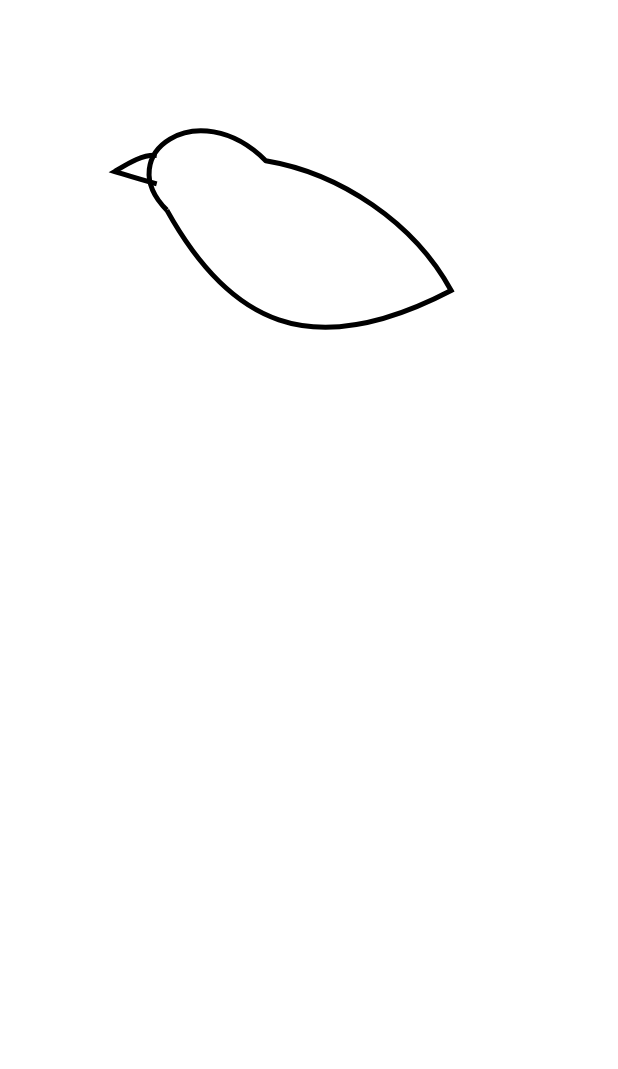
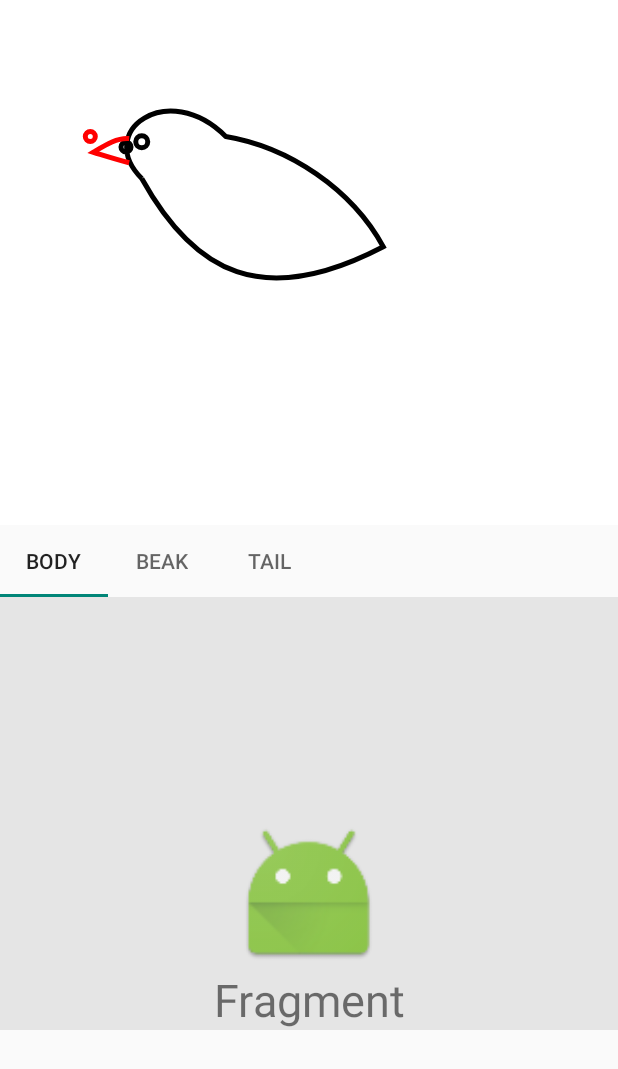
Before and after one commit to belyanka/finder, an Android app: the SearchActivity screen opened directly, with no data from a screen before it, on a phone screen of 412 x 824 dp. Shown: the top 1069 px of the screen. Run offline under Robolectric (Android 15) with nearby library versions, the phone set to English and light mode, and no system bars.

Commit message:
созданы табы на странице поиска

```diff
--- a/app/build.gradle
+++ b/app/build.gradle
@@ -23,4 +23,5 @@ dependencies {
     compile fileTree(dir: 'libs', include: ['*.jar'])
     testCompile 'junit:junit:4.12'
     compile 'com.android.support:appcompat-v7:25.1.0'
+    compile 'com.android.support:design:25.1.0'
 }
--- a/app/src/main/AndroidManifest.xml
+++ b/app/src/main/AndroidManifest.xml
@@ -8,7 +8,7 @@
         android:label="@string/app_name"
         android:supportsRtl="true"
 
-        android:theme="@style/AppTheme">
+        android:theme="@style/Theme.AppCompat.DayNight.NoActionBar">
         <activity android:name=".MainActivity">
             <intent-filter>
                 <action android:name="android.intent.action.MAIN" />
--- a/app/src/main/java/com/birb/finder/RobotView.java
+++ b/app/src/main/java/com/birb/finder/RobotView.java
@@ -6,6 +6,9 @@ import android.graphics.Color;
 import android.graphics.RectF;
 import android.util.AttributeSet;
 import android.view.View;
+
+import com.birb.finder.Shapes.BeakShape;
+import com.birb.finder.Shapes.BodyShape;
 
 public class RobotView extends View {
 
@@ -32,7 +35,7 @@ public class RobotView extends View {
 
         shape.setContour(unitX,unitY,0,0);
         shape.paint(canvas);
-        beak.setContour(unitX,unitY,(int)(unitX*9),(int)(unitY*12.4));
+        beak.setContour(unitX,unitY,shape.getBeakConnection());
         beak.paint(canvas);
     }
 
--- a/app/src/main/java/com/birb/finder/SearchActivity.java
+++ b/app/src/main/java/com/birb/finder/SearchActivity.java
@@ -1,16 +1,30 @@
 package com.birb.finder;
 
 import android.os.Bundle;
+import android.support.design.widget.TabLayout;
+import android.support.v4.view.ViewPager;
 import android.support.v7.app.AppCompatActivity;
 
 public class SearchActivity extends AppCompatActivity {
 
     private RobotView robotView;
+    private TabLayout tabLayout;
+    private ViewPager viewPager;
     @Override
     protected void onCreate(Bundle savedInstanceState) {
         super.onCreate(savedInstanceState);
         setContentView(R.layout.search_layout);
 
         robotView = (RobotView) findViewById(R.id.robot);
+        tabLayout = (TabLayout) findViewById(R.id.tabs);
+        viewPager = (ViewPager) findViewById(R.id.pager);
+
+        ViewPagerAdapter adapter = new ViewPagerAdapter(getSupportFragmentManager());
+        adapter.addFragment(new SimpleFragment(), "Body");
+        adapter.addFragment(new SimpleFragment(), "Beak");
+        adapter.addFragment(new SimpleFragment(), "Tail");
+
+        viewPager.setAdapter(adapter);
+        tabLayout.setupWithViewPager(viewPager);
     }
 }
--- a/app/src/main/java/com/birb/finder/ShapeShifter.java
+++ b/app/src/main/java/com/birb/finder/ShapeShifter.java
@@ -1,8 +1,6 @@
 package com.birb.finder;
 
-/**
- * Created by belyanka on 04.04.2017.
- */
+
 public class ShapeShifter {
 
 }
--- a/app/src/main/java/com/birb/finder/BeakShape.java
+++ b/app/src/main/java/com/birb/finder/Shapes/BeakShape.java
@@ -1,28 +1,34 @@
-package com.birb.finder;
+package com.birb.finder.Shapes;
 
 
 import android.graphics.Canvas;
 import android.graphics.Color;
 import android.graphics.Paint;
 import android.graphics.Path;
+import android.graphics.PointF;
 
 public class BeakShape extends Shape {
+
+    private PointF connectionPoint = new PointF(3.4f,1f);
 
     @Override
     public void paint(Canvas canvas) {
         Paint paint = new Paint(Paint.ANTI_ALIAS_FLAG);
-        paint.setColor(Color.BLACK);
+        paint.setColor(Color.RED);
         paint.setStyle(Paint.Style.STROKE);
         paint.setStrokeWidth(5);
         canvas.drawPath(contour,paint);
     }
 
-    public void setContour(float unitX, float unitY, int offsetX, int offsetY){
+    public void setContour(float unitX, float unitY, PointF body){
         this.contour = new Path();
+        float offsetX =(body.x-connectionPoint.x)*unitX;
+        float offsetY = (body.y-connectionPoint.y)*unitY;
         this.contour.moveTo(offsetX+unitX*3.7f,offsetY+unitY*0.2f);
         this.contour.cubicTo(offsetX+unitX*2.5f,offsetY+unitY*0.1f,
                 offsetX+unitX*1.3f, offsetY+unitY*0.9f, offsetX+unitX*0.3f, offsetY+unitY*1.5f);
         this.contour.cubicTo(offsetX+unitX*1.6f,offsetY+unitY*1.9f,
                 offsetX+unitX*2.2f,offsetY+unitY*2.1f,offsetX+unitX*3.7f,offsetY+unitY*2.5f);
+        this.contour.addCircle(offsetX,offsetY,5, Path.Direction.CCW);
     }
 }
--- a/app/src/main/java/com/birb/finder/BodyShape.java
+++ b/app/src/main/java/com/birb/finder/Shapes/BodyShape.java
@@ -1,11 +1,14 @@
-package com.birb.finder;
+package com.birb.finder.Shapes;
 
 import android.graphics.Canvas;
 import android.graphics.Color;
 import android.graphics.Paint;
 import android.graphics.Path;
+import android.graphics.PointF;
 
 public class BodyShape extends Shape {
+
+    private PointF beakConnection = new PointF(12f,14f);
 
     @Override
     public void paint(Canvas canvas){
@@ -25,9 +28,15 @@ public class BodyShape extends Shape {
                 offsetX+unitX*36.5f,offsetY+unitY*23.5f);
         this.contour.cubicTo(offsetX+unitX*25,offsetY+unitY*29.5f,offsetX+unitX*18.5f,offsetY+unitY*26,
                 offsetX+unitX*13.5f,offsetY+unitY*17);
+        this.contour.addCircle(beakConnection.x*unitX,beakConnection.y*unitY,5, Path.Direction.CCW);
+        this.contour.addCircle(13.5f*unitX, 13.5f*unitY,6,Path.Direction.CCW);
     }
 
     public void setTexture(){
 
     }
+
+    public PointF getBeakConnection(){
+        return beakConnection;
+    }
 }
--- a/app/src/main/java/com/birb/finder/Shape.java
+++ b/app/src/main/java/com/birb/finder/Shapes/Shape.java
@@ -1,4 +1,4 @@
-package com.birb.finder;
+package com.birb.finder.Shapes;
 
 import android.graphics.Canvas;
 import android.graphics.Path;
--- /dev/null
+++ b/app/src/main/java/com/birb/finder/Shapes/TailShape.java
@@ -0,0 +1,4 @@
+package com.birb.finder.Shapes;
+
+public class TailShape extends Shape {
+}
--- /dev/null
+++ b/app/src/main/java/com/birb/finder/SimpleFragment.java
@@ -0,0 +1,21 @@
+package com.birb.finder;
+
+import android.os.Bundle;
+import android.support.v4.app.Fragment;
+import android.view.LayoutInflater;
+import android.view.View;
+import android.view.ViewGroup;
+
+
+public class SimpleFragment extends Fragment {
+    @Override
+    public void onCreate(Bundle savedInstanceState) {
+        super.onCreate(savedInstanceState);
+    }
+
+    @Override
+    public View onCreateView(LayoutInflater inflater, ViewGroup container,
+                             Bundle savedInstanceState) {
+        return inflater.inflate(R.layout.fragment_simple, container, false);
+    }
+}
--- /dev/null
+++ b/app/src/main/java/com/birb/finder/ViewPagerAdapter.java
@@ -0,0 +1,39 @@
+package com.birb.finder;
+
+
+import android.support.v4.app.Fragment;
+import android.support.v4.app.FragmentManager;
+import android.support.v4.app.FragmentStatePagerAdapter;
+
+import java.util.ArrayList;
+import java.util.List;
+
+public class ViewPagerAdapter extends FragmentStatePagerAdapter {
+
+    private final List<Fragment> mFragmentList = new ArrayList<>();
+    private final List<String> mFragmentTitleList = new ArrayList<>();
+
+    public ViewPagerAdapter(FragmentManager fm) {
+        super(fm);
+    }
+
+    @Override
+    public Fragment getItem(int position) {
+        return mFragmentList.get(position);
+    }
+
+    @Override
+    public int getCount() {
+        return mFragmentList.size();
+    }
+
+    @Override
+    public CharSequence getPageTitle(int position) {
+        return mFragmentTitleList.get(position);
+    }
+
+    public void addFragment(Fragment fragment, String title) {
+        mFragmentList.add(fragment);
+        mFragmentTitleList.add(title);
+    }
+}
--- /dev/null
+++ b/app/src/main/res/layout/fragment_simple.xml
@@ -0,0 +1,30 @@
+<?xml version="1.0" encoding="utf-8"?>
+<ScrollView
+    xmlns:android="http://schemas.android.com/apk/res/android"
+    android:layout_width="fill_parent"
+    android:layout_height="fill_parent" >
+
+<RelativeLayout
+    android:layout_width="match_parent"
+    android:layout_height="match_parent"
+    android:background="#e5e5e5">
+
+    <ImageView
+        android:id="@+id/imageView1"
+        android:layout_width="100dp"
+        android:layout_height="100dp"
+        android:layout_alignParentTop="true"
+        android:layout_centerHorizontal="true"
+        android:layout_marginTop="148dp"
+        android:src="@mipmap/ic_launcher" />
+
+    <TextView
+        android:layout_width="match_parent"
+        android:layout_height="wrap_content"
+        android:layout_below="@+id/imageView1"
+        android:gravity="center"
+        android:text="Fragment"
+        android:textSize="30sp" />
+
+</RelativeLayout>
+</ScrollView>
--- a/app/src/main/res/layout/search_layout.xml
+++ b/app/src/main/res/layout/search_layout.xml
@@ -1,10 +1,29 @@
 <?xml version="1.0" encoding="utf-8"?>
 <RelativeLayout xmlns:android="http://schemas.android.com/apk/res/android"
-    android:orientation="vertical" android:layout_width="match_parent"
+    xmlns:app="http://schemas.android.com/apk/res-auto"
+    android:orientation="vertical"
+    android:layout_width="match_parent"
     android:layout_height="match_parent">
 
     <com.birb.finder.RobotView
         android:layout_width="match_parent"
-        android:layout_height="match_parent"
+        android:layout_height="350dp"
         android:id="@+id/robot"/>
+
+        <android.support.design.widget.TabLayout
+            android:id="@+id/tabs"
+            android:layout_below="@id/robot"
+            android:layout_width="match_parent"
+            android:layout_height="wrap_content"
+            app:tabMode="scrollable"
+            app:tabGravity="fill"/>
+
+        <android.support.v4.view.ViewPager
+            android:id="@+id/pager"
+            android:layout_width="match_parent"
+            android:layout_height="match_parent"
+            android:layout_below="@id/tabs"/>
+
+
+
 </RelativeLayout>
--- /dev/null
+++ b/app/src/main/res/raw/body.xml
@@ -0,0 +1,3 @@
+<bodies>
+
+</bodies>
```
